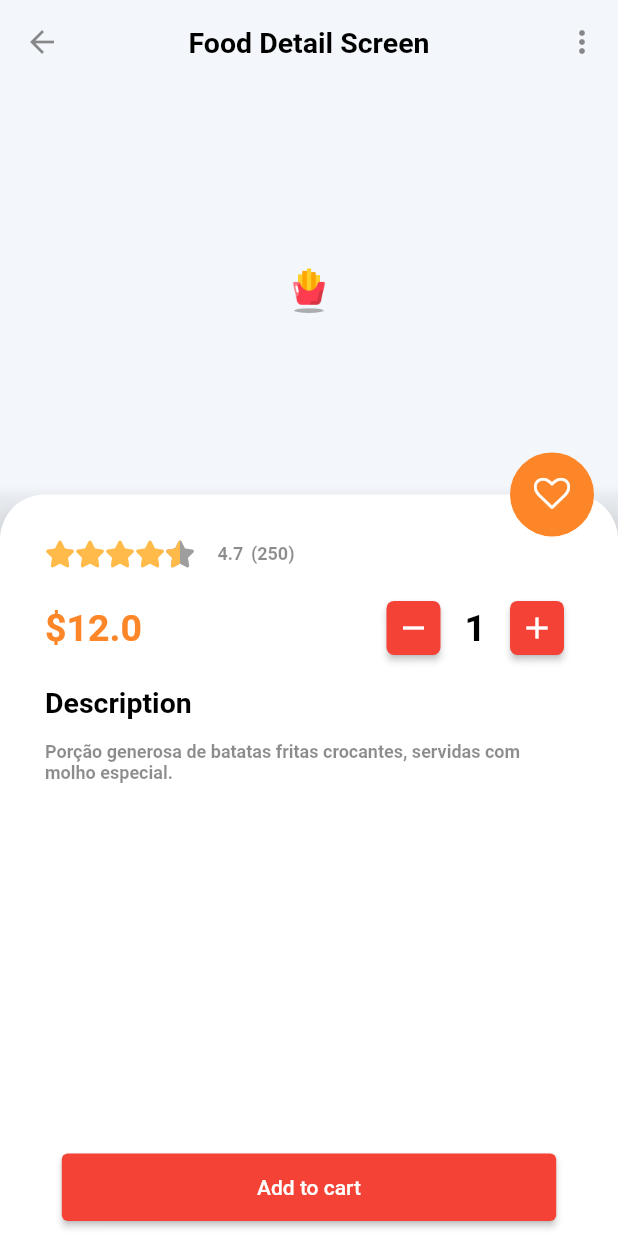
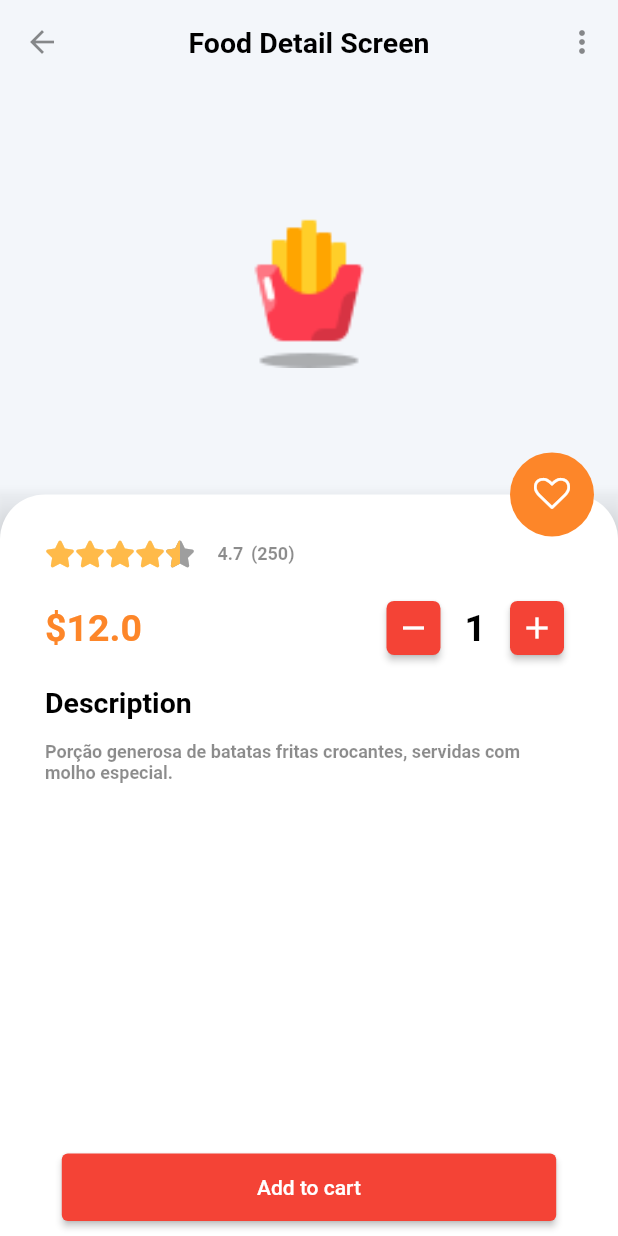
Before and after one commit to PedrooFerraz/Aplicativo-Flutter-DAMD-PUC, a Flutter app: the FoodDetailScreen screen opened directly with sample values from the repository, on a phone screen of 412 x 824 dp. Run offline on Flutter 3.47's test engine with Material 3 defaults, Android fonts, the phone set to English and light mode, and no system bars; drawn by our look-alikes of flutter_rating_bar; our stand-ins replace badges, font_awesome_flutter, get, simple_animations.

Commit message:
Redimensionando o tamanho das imagens pq estava muito pequeno

```diff
--- a/lib/src/view/screen/food_detail_screen.dart
+++ b/lib/src/view/screen/food_detail_screen.dart
@@ -175,7 +175,7 @@ class FoodDetailScreen extends StatelessWidget {
         child: Center(
           child: Padding(
             padding: const EdgeInsets.all(24.0),
-            child: Image.asset(food.image, scale: 2),
+            child: Image.asset(food.image, scale: 0.6),
           ),
         ),
       ),
```
